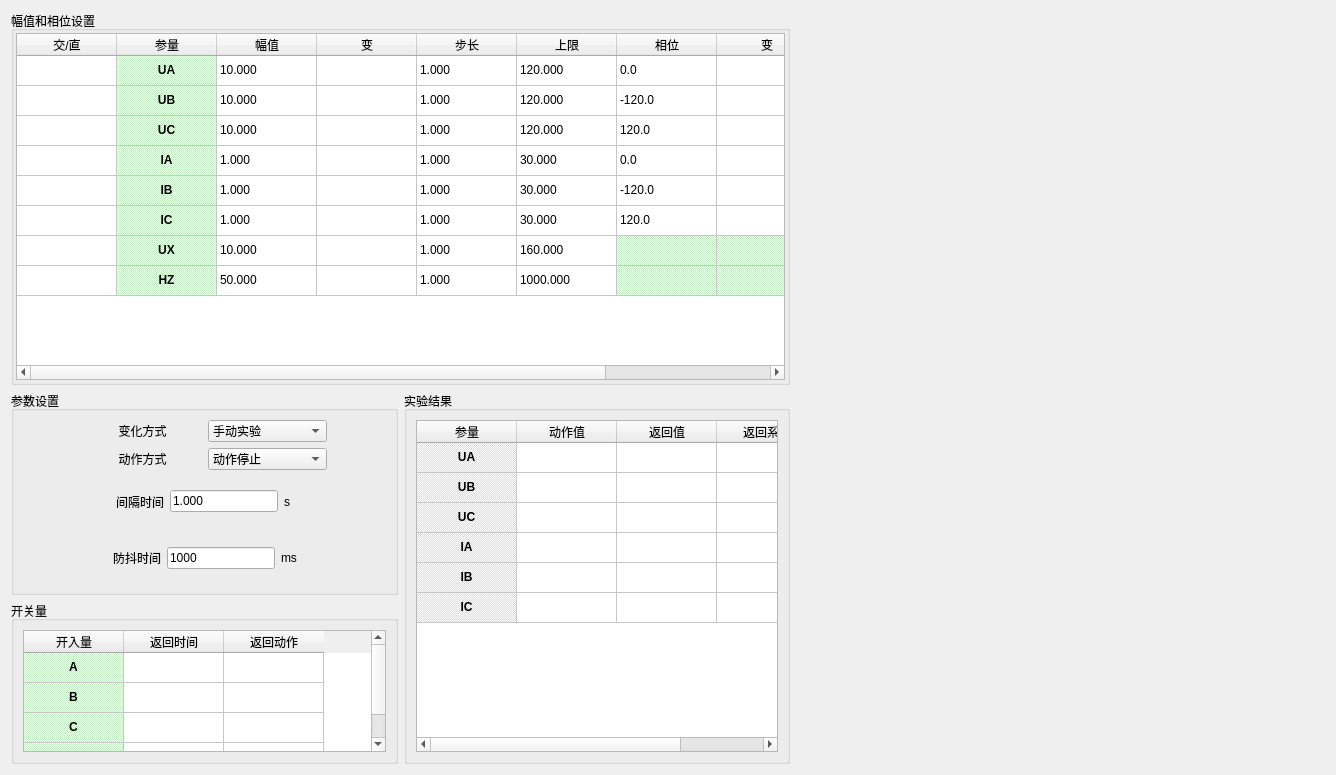
Old version of the form energy/ui/test03/ui_003.ui in the repository AgueroZzz/Electric-energy-detection.
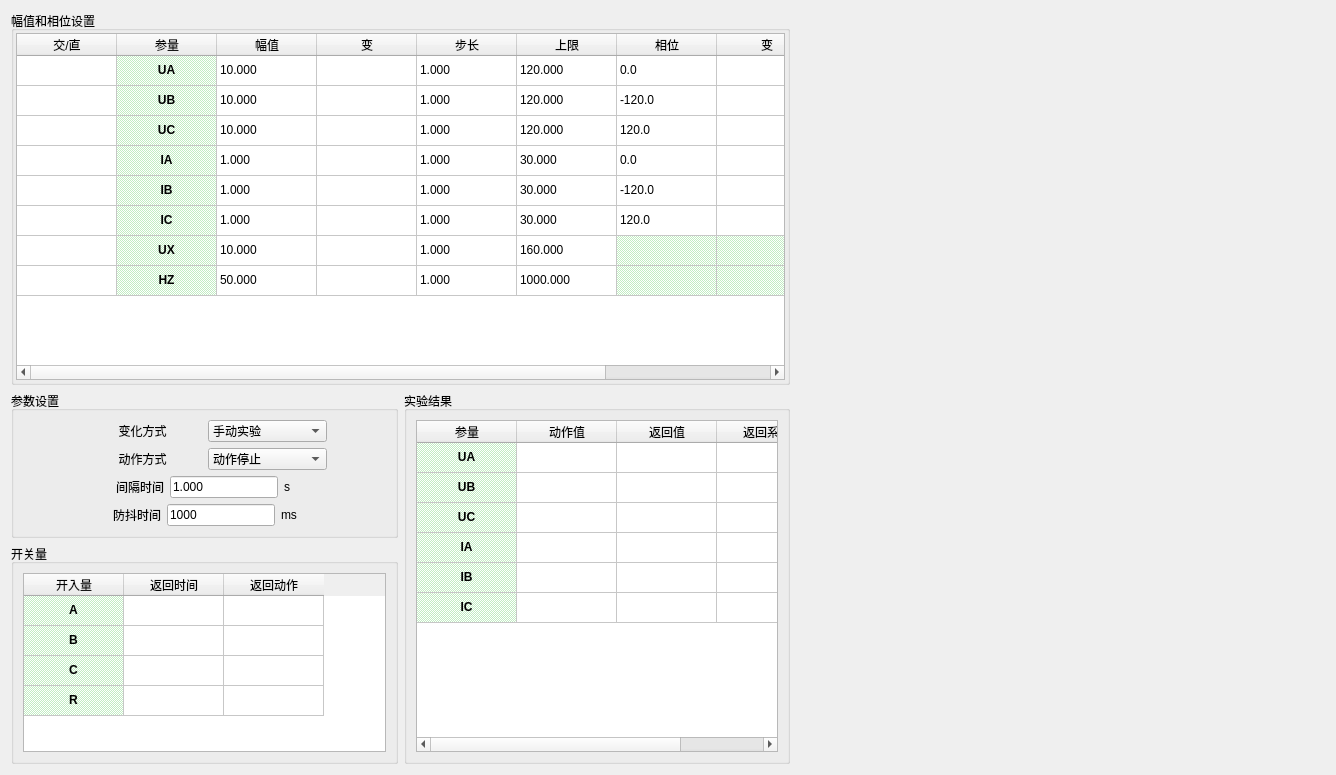
New version of the form.

Diff of the .ui file:
```diff
--- a/energy/ui/test03/ui_003.ui
+++ b/energy/ui/test03/ui_003.ui
@@ -601,7 +601,7 @@
       <item>
        <layout class="QHBoxLayout" name="horizontalLayout_2" stretch="1,1">
         <item>
-         <layout class="QVBoxLayout" name="verticalLayout_2" stretch="5,4">
+         <layout class="QVBoxLayout" name="verticalLayout_2" stretch="3,5">
           <item>
            <widget class="QGroupBox" name="groupBox_5">
             <property name="title">
```
